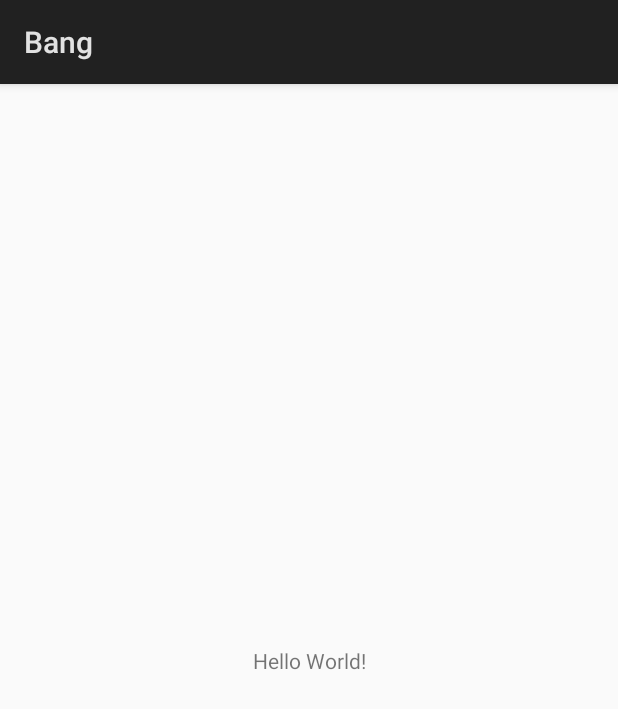
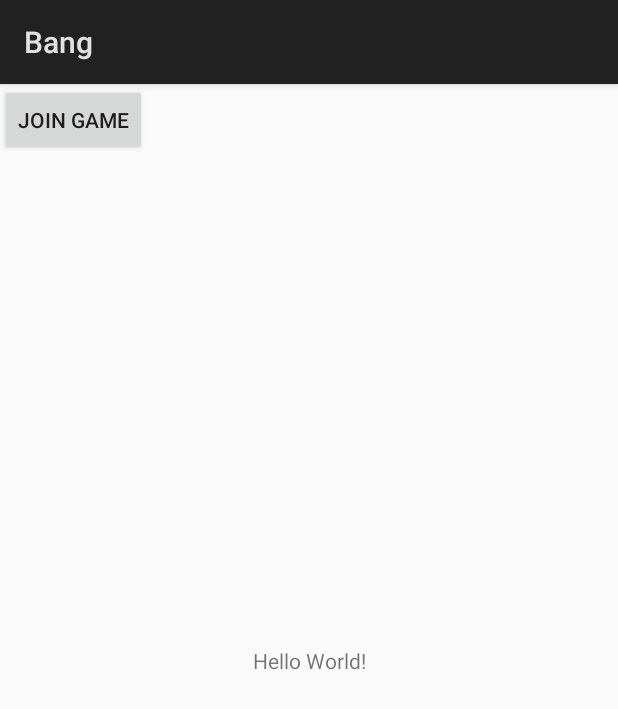
Before and after one commit to PureSin/bang, an Android app: the screen it shows after launch (BangActivity), on a phone screen of 412 x 824 dp. Shown: the top 709 px of the screen. Run offline under Robolectric (Android 15) with nearby library versions, the phone set to English and light mode, and no system bars; our stand-ins replace RxJava; libraries missing offline, so code that uses them is left out: com.github.nkzawa.emitter, com.github.nkzawa.socketio; 2 statements that could not run were skipped.

Commit message:
kotlin example activity

```diff
--- a/app/build.gradle
+++ b/app/build.gradle
@@ -30,6 +30,10 @@ dependencies {
 
     compile 'com.github.nkzawa:socket.io-client:0.3.0'
     compile "org.jetbrains.kotlin:kotlin-stdlib-jre7:$kotlin_version"
+
+    compile "io.reactivex.rxjava2:rxjava:2.1.4"
+    compile 'io.reactivex.rxjava2:rxandroid:2.0.1'
+    apply plugin: 'kotlin-android-extensions'
 }
 repositories {
     mavenCentral()
--- a/app/src/main/java/com/standoff/bang/bang/BangActivity.java
+++ /dev/null
@@ -1,38 +0,0 @@
-package com.standoff.bang.bang;
-
-import android.app.Activity;
-import android.os.Bundle;
-
-import com.github.nkzawa.emitter.Emitter;
-import com.github.nkzawa.socketio.client.IO;
-import com.github.nkzawa.socketio.client.Socket;
-
-import org.json.JSONObject;
-
-import java.net.URISyntaxException;
-
-public class BangActivity extends Activity {
-
-    private Socket mSocket;
-    {
-        try {
-            mSocket = IO.socket("http://chat.socket.io");
-        } catch (URISyntaxException e) {}
-    }
-
-    @Override
-    protected void onCreate(Bundle savedInstanceState) {
-        super.onCreate(savedInstanceState);
-        setContentView(R.layout.activity_bang);
-        Emitter.Listener onNewMessage = new Emitter.Listener() {
-            @Override
-            public void call(Object... args) {
-                JSONObject data = (JSONObject) args[0];
-                System.out.println(data);
-            }
-        };
-        mSocket.on("new message", onNewMessage);
-        mSocket.connect();
-
-    }
-}
--- /dev/null
+++ b/app/src/main/java/com/standoff/bang/bang/BangActivity.kt
@@ -0,0 +1,24 @@
+package com.standoff.bang.bang
+
+import android.app.Activity
+import android.os.Bundle
+import android.widget.Toast
+import kotlinx.android.synthetic.main.activity_bang.*
+
+/**
+ * Created by kelvinhanma on 9/28/17.
+ */
+class BangActivity : Activity() {
+    override fun onCreate(savedInstanceState: Bundle?) {
+        super.onCreate(savedInstanceState)
+        setContentView(R.layout.activity_bang)
+        val network = (application as BangApplication).network
+        network.getEvents().subscribe({ event ->
+            println(event)
+        })
+        joinButton.setOnClickListener {
+            network.connect()
+            Toast.makeText(this, "Joining game", Toast.LENGTH_LONG).show()
+        }
+    }
+}
--- a/app/src/main/java/com/standoff/bang/bang/BangApplication.kt
+++ b/app/src/main/java/com/standoff/bang/bang/BangApplication.kt
@@ -1,6 +1,8 @@
 package com.standoff.bang.bang
 
 import android.app.Application
+import com.standoff.bang.bang.model.Game
+import com.standoff.bang.bang.model.StartGame
 import com.standoff.bang.bang.network.BangNetwork
 
 /**
@@ -8,10 +10,18 @@ import com.standoff.bang.bang.network.BangNetwork
  */
 class BangApplication: Application() {
     lateinit var network: BangNetwork
+    var game: Game? = null
 
     override fun onCreate() {
         super.onCreate()
         network = BangNetwork.getNetwork()
+        network.getEvents().subscribe({ event ->
+            println("Got event: " + event)
+            when(event) {
+                is StartGame -> {
+                }
+            }
+        })
     }
 
     override fun onTerminate() {
--- a/app/src/main/java/com/standoff/bang/bang/network/BangNetwork.kt
+++ b/app/src/main/java/com/standoff/bang/bang/network/BangNetwork.kt
@@ -3,8 +3,15 @@ package com.standoff.bang.bang.network
 import com.github.nkzawa.emitter.Emitter
 import com.github.nkzawa.socketio.client.IO
 import com.github.nkzawa.socketio.client.Socket
+import com.standoff.bang.bang.model.Event
+import com.standoff.bang.bang.model.JoinGame
+import io.reactivex.Observable
+import io.reactivex.ObservableEmitter
+import io.reactivex.ObservableOnSubscribe
+import io.reactivex.subscribers.DefaultSubscriber
 import org.json.JSONObject
-
+import org.reactivestreams.Subscriber
+import java.util.*
 
 
 /**
@@ -12,7 +19,7 @@ import org.json.JSONObject
  */
 class BangNetwork {
     companion object {
-        val SOCKET_URL: String = "http://chat.socket.io"
+        val SOCKET_URL: String = "http://100.119.18.110:3000/"
         private var ourInstance: BangNetwork? = null
         private var ourSocket: Socket? = null
 
@@ -23,27 +30,29 @@ class BangNetwork {
             }
             return ourInstance!!
         }
-
-        object ourListener : Emitter.Listener {
-            override fun call(vararg args: Any?) {
-                // pares information and emit events to any listeners
-                val data = args[0] as JSONObject
-                println(data)
-            }
-        }
     }
 
     fun connect() {
-        ourSocket!!.on("new message", ourListener)
         ourSocket!!.connect()
     }
 
     fun disconnect() {
         ourSocket!!.disconnect();
-        ourSocket!!.off("new message", ourListener);
     }
 
-    private fun emit() {
+    fun getEvents(): Observable<Event> {
+        return Observable.create { e: ObservableEmitter<Event> ->
+            e.onNext(JoinGame)
+            ourSocket!!.on("new message", { args ->
+                println(args)
+                val event = convertToEvent(args)
+                e.onNext(event)
+            })
+        }
+    }
+
+    private fun convertToEvent(args: Array<out Any>?): Event {
+        return JoinGame
     }
 
     fun isConnected(): Boolean {
--- a/app/src/main/res/layout/activity_bang.xml
+++ b/app/src/main/res/layout/activity_bang.xml
@@ -15,4 +15,10 @@
         app:layout_constraintRight_toRightOf="parent"
         app:layout_constraintTop_toTopOf="parent" />
 
+    <Button
+        android:id="@+id/joinButton"
+        android:layout_width="wrap_content"
+        android:layout_height="wrap_content"
+        android:text="Join Game" />
+
 </android.support.constraint.ConstraintLayout>
```
Also changed, not shown: app/src/main/java/com/standoff/bang/bang/model/Player.kt (line endings or trailing spaces).
